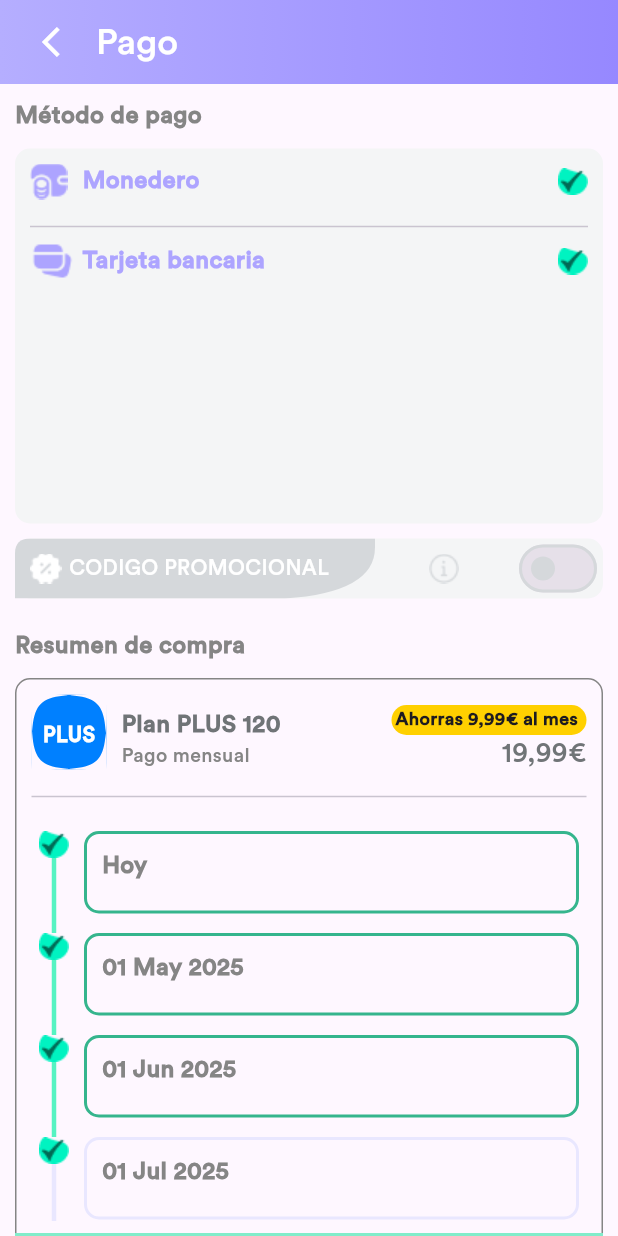
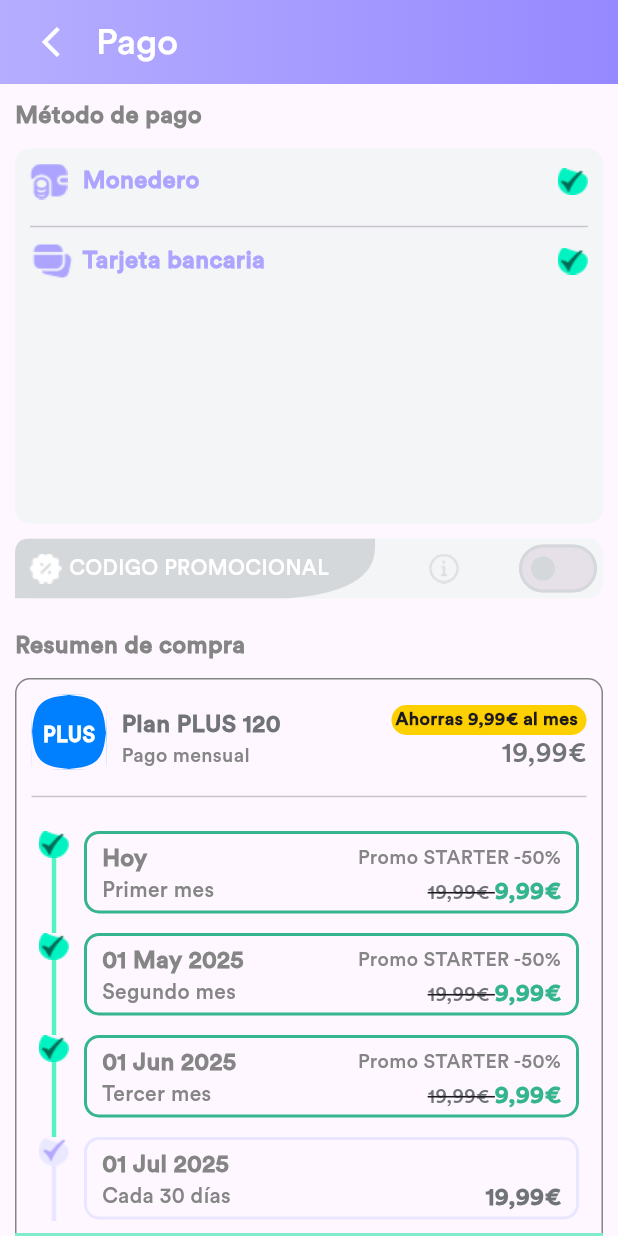
Before and after one commit to YhonattanZ/Uopp-Mockup, a Flutter app: the PaymentPage screen opened by its route, on a phone screen of 412 x 824 dp. Run offline on Flutter 3.47's test engine with Material 3 defaults, Android fonts, the phone set to English and light mode, and no system bars; our stand-ins replace get, smooth_page_indicator, video_player.

Commit message:
estilizado final de la linea de tiempo

```diff
--- a/lib/ui/widgets/time_line.dart
+++ b/lib/ui/widgets/time_line.dart
@@ -21,7 +21,7 @@ class TimelineItem extends StatelessWidget {
         Column(
           children: [
             isLast
-                ? Image.asset('assets/icons/Yes.png')
+                ? Image.asset('assets/icons/yes purple.png')
                 : Image.asset('assets/icons/Yes.png'),
             if (!isLast)
               Container(width: 3, height: 50, color: Color(0xff56F3C2))
@@ -31,8 +31,7 @@ class TimelineItem extends StatelessWidget {
         ),
         SizedBox(width: 10),
         Expanded(
-          child: Column(
-            crossAxisAlignment: CrossAxisAlignment.start,
+          child: Wrap(
             children: [
               Container(
                 height: 55,
@@ -47,11 +46,11 @@ class TimelineItem extends StatelessWidget {
                 ),
                 child: Column(
                   children: [
-                    Row(
-                      children: [
-                        Padding(
-                          padding: const EdgeInsets.all(10),
-                          child: Text(
+                    Padding(
+                      padding: const EdgeInsets.fromLTRB(10, 5, 10, 0),
+                      child: Row(
+                        children: [
+                          Text(
                             title,
                             style: TextStyle(
                               fontFamily: 'CircularStd',
@@ -60,10 +59,68 @@ class TimelineItem extends StatelessWidget {
                               fontWeight: FontWeight.w700,
                             ),
                           ),
-                        ),
-                      ],
+                          Spacer(),
+                          Text(
+                            isLast ? '' : 'Promo STARTER -50%',
+                            style: TextStyle(
+                              fontFamily: 'CircularStd',
+                              color: AppConfig.findPlanTextColor,
+                              fontSize: 13,
+                              fontWeight: FontWeight.w400,
+                            ),
+                          ),
+                        ],
+                      ),
                     ),
-                    Row(),
+                    Padding(
+                      padding: const EdgeInsets.symmetric(horizontal: 10),
+                      child: Row(
+                        children: [
+                          Text(
+                            date,
+                            style: TextStyle(
+                              fontFamily: 'CircularStd',
+                              color: AppConfig.findPlanTextColor,
+                              fontSize: 14,
+                              fontWeight: FontWeight.w500,
+                            ),
+                          ),
+                          Spacer(),
+                          Text.rich(
+                            TextSpan(
+                              children: [
+                                TextSpan(
+                                  text: isLast ? '' : "19,99€ ",
+                                  style: TextStyle(
+                                    fontSize: 13,
+                                    color: AppConfig.primaryTextColor,
+                                    fontFamily: 'CircularStd',
+                                    decoration: TextDecoration.lineThrough,
+                                    fontWeight: FontWeight.w500,
+                                    height: 0.8,
+                                  ),
+                                ),
+
+                                TextSpan(
+                                  text: isLast ? "19,99€" : "9,99€",
+                                  style: TextStyle(
+                                    fontFamily: 'CircularStd',
+                                    color:
+                                        isLast
+                                            ? AppConfig.primaryTextColor
+                                            : AppConfig.upgradeTextColor,
+                                    fontSize: 16,
+                                    fontWeight: FontWeight.w700,
+                                    height: 1.0,
+                                  ),
+                                ),
+                              ],
+                            ),
+                            textAlign: TextAlign.left,
+                          ),
+                        ],
+                      ),
+                    ),
                   ],
                 ),
               ),
```
Also changed, not shown: assets/icons/yes purple.png (added).
